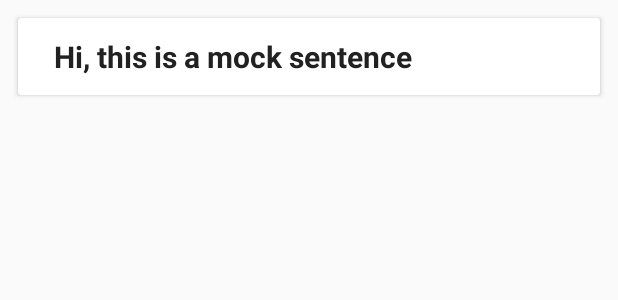
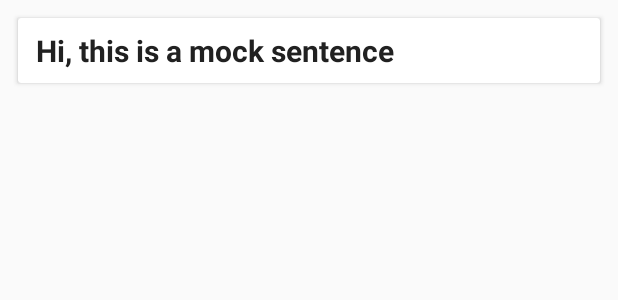
Before and after one commit to juancoob/Vegginner, an Android app: the layout item_advice.xml on its own in the app's theme, with its tools: preview values and no code run, on a phone screen of 412 x 824 dp. Shown: the top 300 px of the screen. Run offline under Robolectric (Android 15) with nearby library versions, the phone set to English and light mode, and no system bars.

Commit message:
feat: Updated advices layout

```diff
--- a/app/src/main/res/layout/item_advice.xml
+++ b/app/src/main/res/layout/item_advice.xml
@@ -7,7 +7,7 @@
     android:layout_margin="@dimen/default_margin">
 
     <android.support.constraint.ConstraintLayout
-        android:layout_width="wrap_content"
+        android:layout_width="match_parent"
         android:layout_height="wrap_content"
         android:layout_marginEnd="@dimen/default_margin"
         android:layout_marginLeft="@dimen/default_margin"
@@ -17,20 +17,30 @@
         <TextView
             android:id="@+id/tv_question"
             style="@style/titleStyle"
-            android:layout_width="wrap_content"
+            android:layout_width="@dimen/zero"
             android:layout_height="wrap_content"
-            android:padding="@dimen/default_margin"
+            android:ellipsize="end"
+            android:maxLines="@integer/max_line_number"
+            android:layout_marginTop="@dimen/min_margin"
+            android:paddingBottom="@dimen/min_margin"
+            app:layout_constraintEnd_toEndOf="parent"
             app:layout_constraintLeft_toLeftOf="parent"
+            app:layout_constraintRight_toRightOf="parent"
             app:layout_constraintStart_toStartOf="parent"
+            app:layout_constraintTop_toTopOf="parent"
             tools:text="@string/mock_sentence" />
 
         <TextView
             android:id="@+id/tv_answer"
             android:layout_width="match_parent"
             android:layout_height="wrap_content"
+            android:visibility="gone"
             android:paddingBottom="@dimen/default_margin"
-            android:visibility="gone"
+            android:textColor="@color/colorSecondaryText"
+            app:layout_constraintBottom_toBottomOf="parent"
+            app:layout_constraintEnd_toEndOf="parent"
             app:layout_constraintLeft_toLeftOf="parent"
+            app:layout_constraintRight_toRightOf="parent"
             app:layout_constraintStart_toStartOf="parent"
             app:layout_constraintTop_toBottomOf="@+id/tv_question"
             tools:text="@string/mock_description" />
```
Also changed, not shown: app/src/main/res/layout/fragment_advices.xml (+12 -1 lines).
